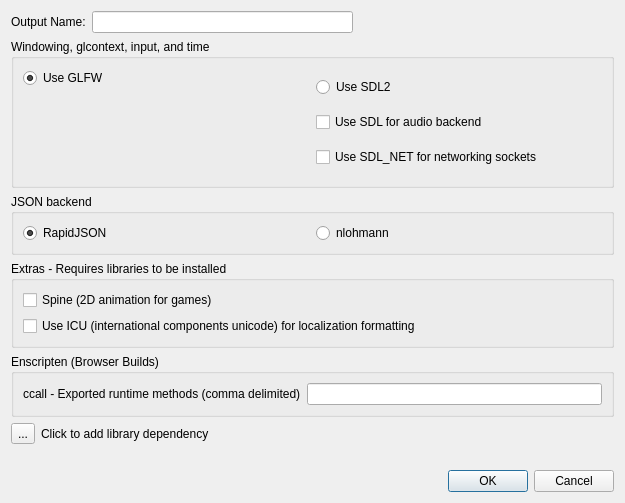
Above: Editor/src/Assets/Source/DlgBuildSettings.ui from GameOverture/HarmonyEngine before the change. Below: the same form after it.
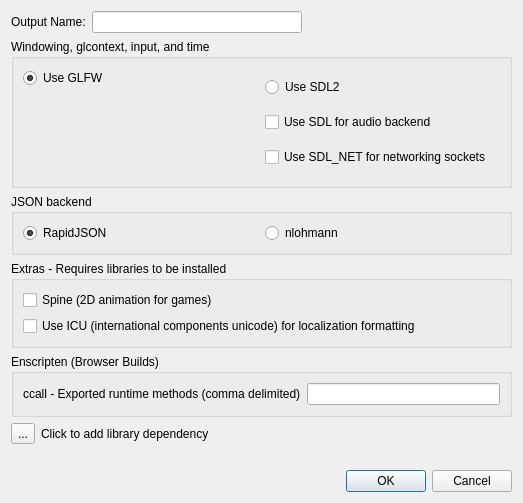
That is the form after the change. Icons and pictures are not drawn.

Diff of the .ui file:
```diff
--- a/Editor/src/Assets/Source/DlgBuildSettings.ui
+++ b/Editor/src/Assets/Source/DlgBuildSettings.ui
@@ -6,7 +6,7 @@
    <rect>
     <x>0</x>
     <y>0</y>
-    <width>625</width>
+    <width>523</width>
     <height>503</height>
    </rect>
   </property>
```
